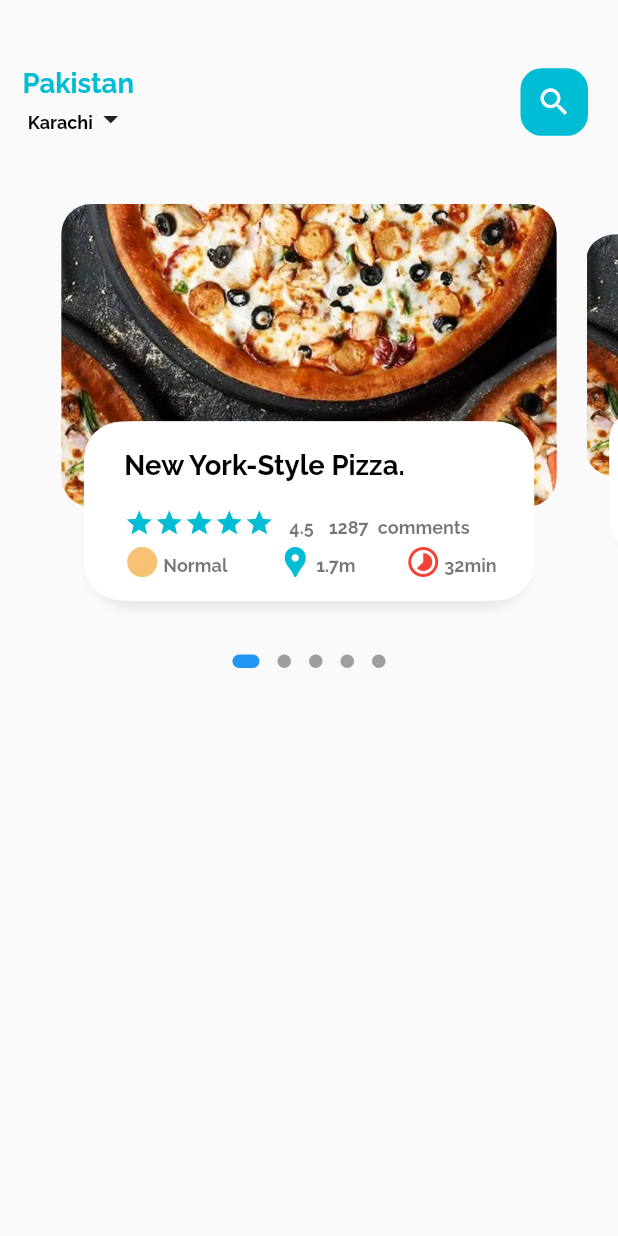
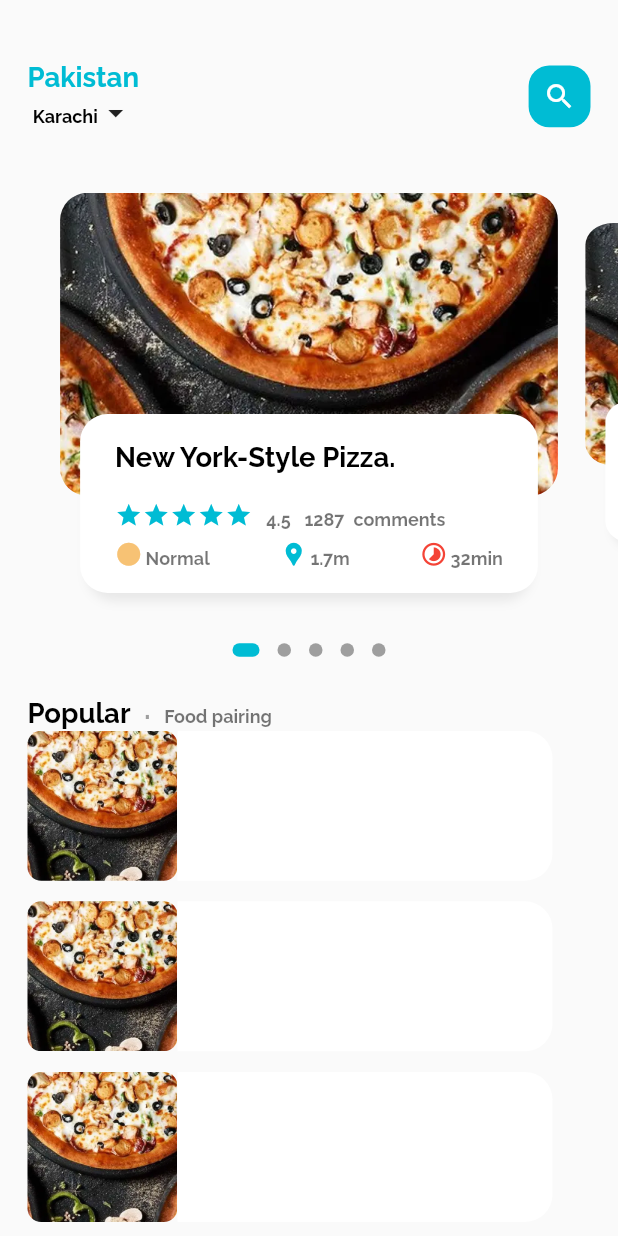
Before and after one commit to NomanShariq/Food_DeliveryApp, a Flutter app: the screen it shows after launch, on a phone screen of 412 x 824 dp. Run offline on Flutter 3.47's test engine with Material 2 defaults, Android fonts, the phone set to English and light mode, and no system bars; drawn by our look-alikes of dots_indicator; our stand-ins replace get.

Commit message:
Another section added

```diff
--- a/lib/home/food_page_body.dart
+++ b/lib/home/food_page_body.dart
@@ -1,7 +1,7 @@
 import 'package:dots_indicator/dots_indicator.dart';
 import 'package:flutter/material.dart';
 import 'package:food_delivery_app/utilis/dimensions.dart';
-import 'package:food_delivery_app/widgets/big_text.dart';
+import '../widgets/big_text.dart';
 import 'package:food_delivery_app/widgets/icon_and_text_widget.dart';
 import 'package:food_delivery_app/widgets/small_text.dart';
 
@@ -35,6 +35,7 @@ class _FoodPageBodyState extends State<FoodPageBody> {
   @override
   Widget build(BuildContext context) {
     return Column(children: [
+      // slider
       Container(
         height: Dimension.pageview,
         child: PageView.builder(
@@ -44,16 +45,85 @@ class _FoodPageBodyState extends State<FoodPageBody> {
               return _buildPagerItem(position);
             }),
       ),
+      // dots
       DotsIndicator(
         dotsCount: 5,
         position: _currPageValue,
         decorator: DotsDecorator(
           size: const Size.square(9.0),
           activeSize: const Size(18.0, 9.0),
+          activeColor: Colors.cyan,
           activeShape:
               RoundedRectangleBorder(borderRadius: BorderRadius.circular(5.0)),
         ),
       ),
+
+      SizedBox(
+        height: Dimension.height20,
+      ),
+      // popilar text
+      Container(
+        margin: EdgeInsets.only(
+          left: Dimension.width20,
+        ),
+        child: Row(crossAxisAlignment: CrossAxisAlignment.end, children: [
+          BigText(text: "Popular"),
+          SizedBox(
+            width: Dimension.width10,
+          ),
+          Container(
+            margin: EdgeInsets.only(bottom: 3),
+            child: BigText(text: ".", colour: Colors.grey),
+          ),
+          SizedBox(
+            width: Dimension.width10,
+          ),
+          SmallText(text: "Food pairing"),
+        ]),
+      ),
+      // list of images and text
+      Container(
+        height: 900,
+        child: ListView.builder(
+          physics: NeverScrollableScrollPhysics(),
+          // shrinkWrap: true,
+          itemCount: 8,
+          itemBuilder: (context, index) {
+            return Container(
+              margin: EdgeInsets.only(
+                  left: Dimension.width20, bottom: Dimension.height15),
+              child: Row(
+                children: [
+                  //image section
+                  Container(
+                    height: 100,
+                    width: 100,
+                    decoration: BoxDecoration(
+                      color: Colors.white38,
+                      borderRadius: BorderRadius.circular(Dimension.radius10),
+                      image: DecorationImage(
+                        fit: BoxFit.cover,
+                        image: AssetImage("assets/image/foodpro2.jpg"),
+                      ),
+                    ),
+                  ),
+                  Container(
+                    height: 100,
+                    width: 250,
+                    decoration: BoxDecoration(
+                      color: Colors.white,
+                      borderRadius: BorderRadius.only(
+                        topRight: Radius.circular(Dimension.radius20),
+                        bottomRight: Radius.circular(Dimension.radius20),
+                      ),
+                    ),
+                  ),
+                ],
+              ),
+            );
+          },
+        ),
+      )
     ]);
   }
 
@@ -90,11 +160,11 @@ class _FoodPageBodyState extends State<FoodPageBody> {
           Container(
             height: Dimension.pageviewcontainer,
             margin: EdgeInsets.only(
-              left: 10,
-              right: 10,
+              left: Dimension.width10,
+              right: Dimension.width10,
             ),
             decoration: BoxDecoration(
-              borderRadius: BorderRadius.circular(20),
+              borderRadius: BorderRadius.circular(Dimension.width20),
               image: DecorationImage(
                 fit: BoxFit.cover,
                 image: AssetImage(
@@ -107,9 +177,12 @@ class _FoodPageBodyState extends State<FoodPageBody> {
             alignment: Alignment.bottomCenter,
             child: Container(
               height: Dimension.pageviewTextcontainer,
-              margin: EdgeInsets.only(left: 30, right: 30, bottom: 30),
+              margin: EdgeInsets.only(
+                  left: Dimension.width30,
+                  right: Dimension.width30,
+                  bottom: Dimension.width30),
               decoration: BoxDecoration(
-                borderRadius: BorderRadius.circular(25),
+                borderRadius: BorderRadius.circular(Dimension.width20),
                 color: Colors.white,
                 boxShadow: [
                   BoxShadow(
@@ -129,7 +202,9 @@ class _FoodPageBodyState extends State<FoodPageBody> {
               ),
               child: Container(
                 padding: EdgeInsets.only(
-                    left: 22, right: 20, top: Dimension.height20),
+                    left: Dimension.width20,
+                    right: Dimension.width20,
+                    top: Dimension.width20),
                 child: Column(
                   crossAxisAlignment: CrossAxisAlignment.start,
                   children: [
@@ -145,15 +220,15 @@ class _FoodPageBodyState extends State<FoodPageBody> {
                               (index) => Icon(
                                     Icons.star,
                                     color: Colors.cyan,
-                                    size: 20,
+                                    size: Dimension.iconSize20,
                                   )),
                         ),
                         SizedBox(
-                          width: 10,
+                          width: Dimension.width10,
                         ),
                         SmallText(text: "4.5"),
                         SizedBox(
-                          width: 10,
+                          width: Dimension.width10,
                         ),
                         SmallText(text: "1287"),
                         SizedBox(
--- a/lib/home/main_food_page.dart
+++ b/lib/home/main_food_page.dart
@@ -1,5 +1,6 @@
 import 'package:flutter/material.dart';
 import 'package:food_delivery_app/home/food_page_body.dart';
+import 'package:food_delivery_app/utilis/dimensions.dart';
 import 'package:food_delivery_app/widgets/big_text.dart';
 import 'package:food_delivery_app/widgets/small_text.dart';
 
@@ -17,8 +18,10 @@ class _MainFoodPageState extends State<MainFoodPage> {
         body: Column(
       children: [
         Container(
-            margin: EdgeInsets.only(top: 45, bottom: 45),
-            padding: EdgeInsets.only(left: 15, right: 20),
+            margin: EdgeInsets.only(
+                top: Dimension.height45, bottom: Dimension.height45),
+            padding: EdgeInsets.only(
+                left: Dimension.width20, right: Dimension.width20),
             child: Row(
               mainAxisAlignment: MainAxisAlignment.spaceBetween,
               children: [
@@ -44,18 +47,22 @@ class _MainFoodPageState extends State<MainFoodPage> {
                     child: Icon(
                       Icons.search,
                       color: Colors.white,
+                      size: Dimension.iconSize24,
                     ),
-                    width: 45,
-                    height: 45,
+                    width: Dimension.height45,
+                    height: Dimension.height45,
                     decoration: BoxDecoration(
-                      borderRadius: BorderRadius.circular(14),
+                      borderRadius: BorderRadius.circular(Dimension.radius15),
                       color: Colors.cyan,
                     ),
                   ),
                 ),
               ],
             )),
-        const FoodPageBody(),
+        Expanded(
+            child: SingleChildScrollView(
+          child: FoodPageBody(),
+        )),
       ],
     ));
   }
--- a/lib/utilis/dimensions.dart
+++ b/lib/utilis/dimensions.dart
@@ -12,6 +12,22 @@ class Dimension {
   static double height15 = screenHeight / 59.93;
   static double height20 = screenHeight / 44.95;
   static double height30 = screenHeight / 29.96;
+  static double height45 = screenHeight / 19.97;
 
+  // dynamic width margin padding
+  static double width10 = screenHeight / 89.9;
+  static double width15 = screenHeight / 59.93;
+  static double width20 = screenHeight / 44.95;
+  static double width30 = screenHeight / 29.96;
+
+  // radius
   static double font20 = screenHeight / 44.95;
+  static double radius10 = screenHeight / 89.9;
+  static double radius15 = screenHeight / 59.9;
+  static double radius20 = screenHeight / 44.9;
+  static double radius30 = screenHeight / 29.9;
+
+  //Icon size
+  static double iconSize24 = screenHeight / 37.45;
+  static double iconSize20 = screenHeight / 44.95;
 }
--- a/lib/widgets/icon_and_text_widget.dart
+++ b/lib/widgets/icon_and_text_widget.dart
@@ -1,4 +1,5 @@
 import 'package:flutter/material.dart';
+import 'package:food_delivery_app/utilis/dimensions.dart';
 import 'package:food_delivery_app/widgets/small_text.dart';
 
 class IconAndText extends StatelessWidget {
@@ -20,6 +21,7 @@ class IconAndText extends StatelessWidget {
         Icon(
           icon,
           color: iconColour,
+          size: Dimension.iconSize20,
         ),
         SizedBox(
           width: 2,
```
